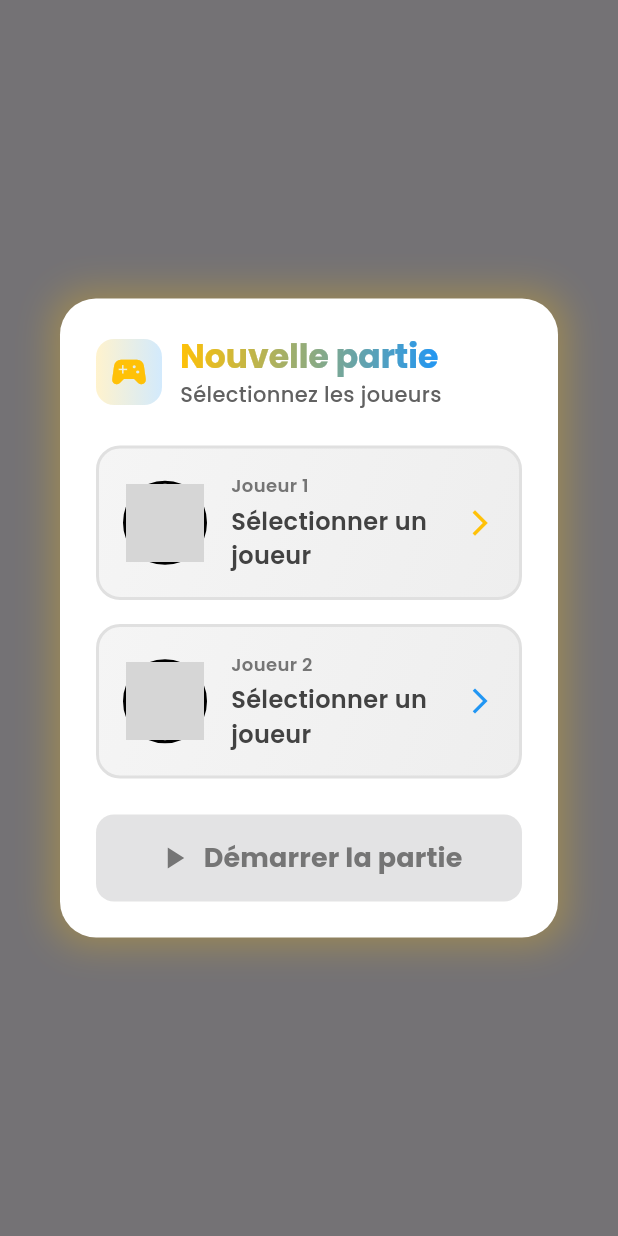
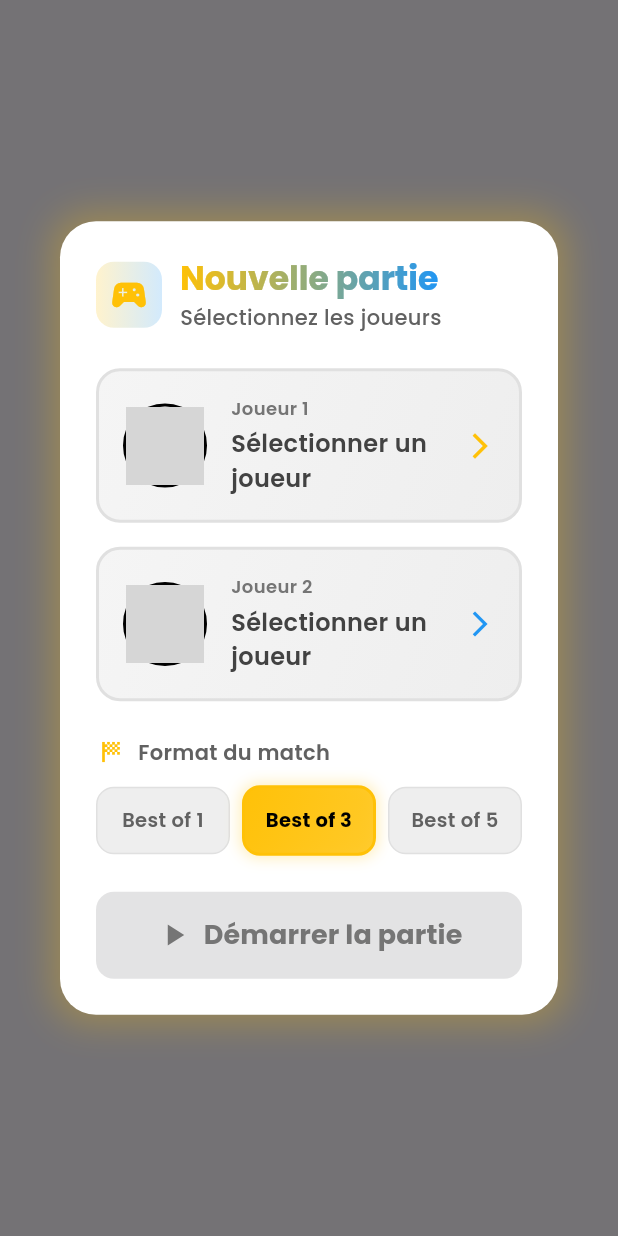
Before and after one commit to Jbijjer/lorcana_lore_counter, a Flutter app: the screen it shows after launch, on a phone screen of 412 x 824 dp. Run offline on Flutter 3.47's test engine with Material 3 defaults, Android fonts, the phone set to English and light mode, and no system bars; our stand-ins replace flutter_riverpod, flutter_svg, freezed_annotation, google_fonts, hive, hive_flutter and 1 more; accounts and stored records are empty; generated files the repository leaves out were written again; statements that could not run were skipped; grey boxes are pictures that could not be loaded.

Commit message:
Ajout de boutons de sélection du format de match (Best of 1, 3, 5)
- Ajout de 3 boutons dans la fenêtre de nouvelle partie pour sélectionner le format
- Best of 3 sélectionné par défaut
- Modification de GameSetupDialog pour inclure le sélecteur de format
- Mise à jour de GameState.create pour accepter le matchFormat
- Mise à jour de la méthode startGame pour passer le format sélectionné

```diff
--- a/lib/features/game/domain/game_state.dart
+++ b/lib/features/game/domain/game_state.dart
@@ -36,12 +36,14 @@ class GameState with _$GameState {
   factory GameState.create({
     required Player player1,
     required Player player2,
+    MatchFormat matchFormat = MatchFormat.bestOf3,
   }) {
     return GameState(
       id: DateTime.now().millisecondsSinceEpoch.toString(),
       player1: player1,
       player2: player2,
       startTime: DateTime.now(),
+      matchFormat: matchFormat,
     );
   }
 
--- a/lib/features/game/presentation/providers/game_provider.dart
+++ b/lib/features/game/presentation/providers/game_provider.dart
@@ -31,10 +31,12 @@ class Game extends _$Game {
   void startGame({
     required Player player1,
     required Player player2,
+    MatchFormat matchFormat = MatchFormat.bestOf3,
   }) {
     state = GameState.create(
       player1: player1,
       player2: player2,
+      matchFormat: matchFormat,
     );
     _saveState();
   }
--- a/lib/features/game/presentation/screens/play_screen.dart
+++ b/lib/features/game/presentation/screens/play_screen.dart
@@ -59,17 +59,21 @@ class _PlayScreenState extends ConsumerState<PlayScreen> {
 
   /// Affiche le dialog de sélection des joueurs pour démarrer une nouvelle partie
   Future<void> _showGameSetupDialog() async {
-    final result = await showDialog<(Player, Player)>(
+    final result = await showDialog<Map<String, dynamic>>(
       context: context,
       barrierDismissible: false,
       builder: (context) => const GameSetupDialog(),
     );
 
     if (result != null && mounted) {
-      final (player1, player2) = result;
+      final player1 = result['player1'] as Player;
+      final player2 = result['player2'] as Player;
+      final matchFormat = result['matchFormat'] as MatchFormat;
+
       ref.read(gameProvider.notifier).startGame(
             player1: player1,
             player2: player2,
+            matchFormat: matchFormat,
           );
 
       // Sauvegarder l'utilisation des joueurs dans l'historique
--- a/lib/features/game/presentation/widgets/game_setup_dialog.dart
+++ b/lib/features/game/presentation/widgets/game_setup_dialog.dart
@@ -5,6 +5,7 @@ import 'package:flutter_riverpod/flutter_riverpod.dart';
 import '../../../../core/theme/app_theme.dart';
 import '../../../../core/utils/haptic_utils.dart';
 import '../../domain/player.dart';
+import '../../domain/game_state.dart';
 import 'player_selection_dialog.dart';
 
 /// Dialog pour configurer une nouvelle partie en sélectionnant les deux joueurs
@@ -19,6 +20,7 @@ class _GameSetupDialogState extends ConsumerState<GameSetupDialog>
     with TickerProviderStateMixin {
   Player? _player1;
   Player? _player2;
+  MatchFormat _selectedFormat = MatchFormat.bestOf3;
   late AnimationController _dialogAnimationController;
   late AnimationController _shimmerController;
   late Animation<double> _scaleAnimation;
@@ -213,6 +215,10 @@ class _GameSetupDialogState extends ConsumerState<GameSetupDialog>
                       label: 'Joueur 2',
                       onTap: () => _selectPlayer(2),
                     ),
+                    const SizedBox(height: 24),
+
+                    // Sélection du format de match
+                    _buildMatchFormatSelector(),
                     const SizedBox(height: 24),
 
                     // Bouton démarrer
@@ -453,7 +459,11 @@ class _GameSetupDialogState extends ConsumerState<GameSetupDialog>
         onPressed: canStart
             ? () {
                 HapticUtils.success();
-                Navigator.of(context).pop((_player1!, _player2!));
+                Navigator.of(context).pop({
+                  'player1': _player1!,
+                  'player2': _player2!,
+                  'matchFormat': _selectedFormat,
+                });
               }
             : null,
         style: ElevatedButton.styleFrom(
@@ -488,4 +498,114 @@ class _GameSetupDialogState extends ConsumerState<GameSetupDialog>
       ),
     );
   }
+
+  Widget _buildMatchFormatSelector() {
+    return Column(
+      crossAxisAlignment: CrossAxisAlignment.start,
+      children: [
+        Row(
+          children: [
+            Icon(
+              Icons.sports_score,
+              color: AppTheme.amberColor,
+              size: 20,
+            ),
+            const SizedBox(width: 8),
+            Text(
+              'Format du match',
+              style: TextStyle(
+                fontSize: 14,
+                fontWeight: FontWeight.w600,
+                color: Colors.grey[700],
+              ),
+            ),
+          ],
+        ),
+        const SizedBox(height: 12),
+        Row(
+          children: [
+            Expanded(
+              child: _buildFormatButton(
+                format: MatchFormat.bestOf1,
+                label: 'Best of 1',
+              ),
+            ),
+            const SizedBox(width: 8),
+            Expanded(
+              child: _buildFormatButton(
+                format: MatchFormat.bestOf3,
+                label: 'Best of 3',
+              ),
+            ),
+            const SizedBox(width: 8),
+            Expanded(
+              child: _buildFormatButton(
+                format: MatchFormat.bestOf5,
+                label: 'Best of 5',
+              ),
+            ),
+          ],
+        ),
+      ],
+    );
+  }
+
+  Widget _buildFormatButton({
+    required MatchFormat format,
+    required String label,
+  }) {
+    final isSelected = _selectedFormat == format;
+
+    return InkWell(
+      onTap: () {
+        HapticUtils.light();
+        setState(() {
+          _selectedFormat = format;
+        });
+      },
+      borderRadius: BorderRadius.circular(12),
+      child: AnimatedContainer(
+        duration: const Duration(milliseconds: 200),
+        padding: const EdgeInsets.symmetric(vertical: 12, horizontal: 8),
+        decoration: BoxDecoration(
+          gradient: isSelected
+              ? LinearGradient(
+                  begin: Alignment.topLeft,
+                  end: Alignment.bottomRight,
+                  colors: [
+                    AppTheme.amberColor,
+                    AppTheme.amberColor.withValues(alpha: 0.8),
+                  ],
+                )
+              : null,
+          color: isSelected ? null : Colors.grey.shade200,
+          borderRadius: BorderRadius.circular(12),
+          border: Border.all(
+            color: isSelected
+                ? AppTheme.amberColor
+                : Colors.grey.shade300,
+            width: isSelected ? 2 : 1,
+          ),
+          boxShadow: isSelected
+              ? [
+                  BoxShadow(
+                    color: AppTheme.amberColor.withValues(alpha: 0.3),
+                    blurRadius: 8,
+                    spreadRadius: 1,
+                  ),
+                ]
+              : null,
+        ),
+        child: Text(
+          label,
+          textAlign: TextAlign.center,
+          style: TextStyle(
+            fontSize: 13,
+            fontWeight: isSelected ? FontWeight.bold : FontWeight.w600,
+            color: isSelected ? Colors.black : Colors.grey[700],
+          ),
+        ),
+      ),
+    );
+  }
 }
```
